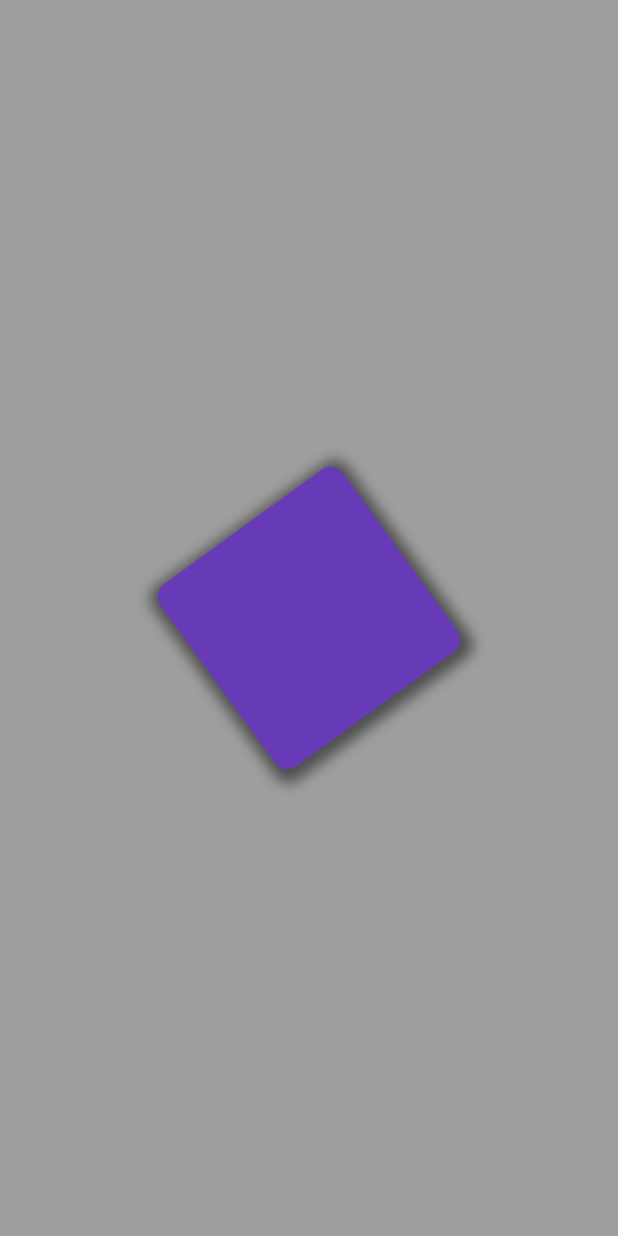
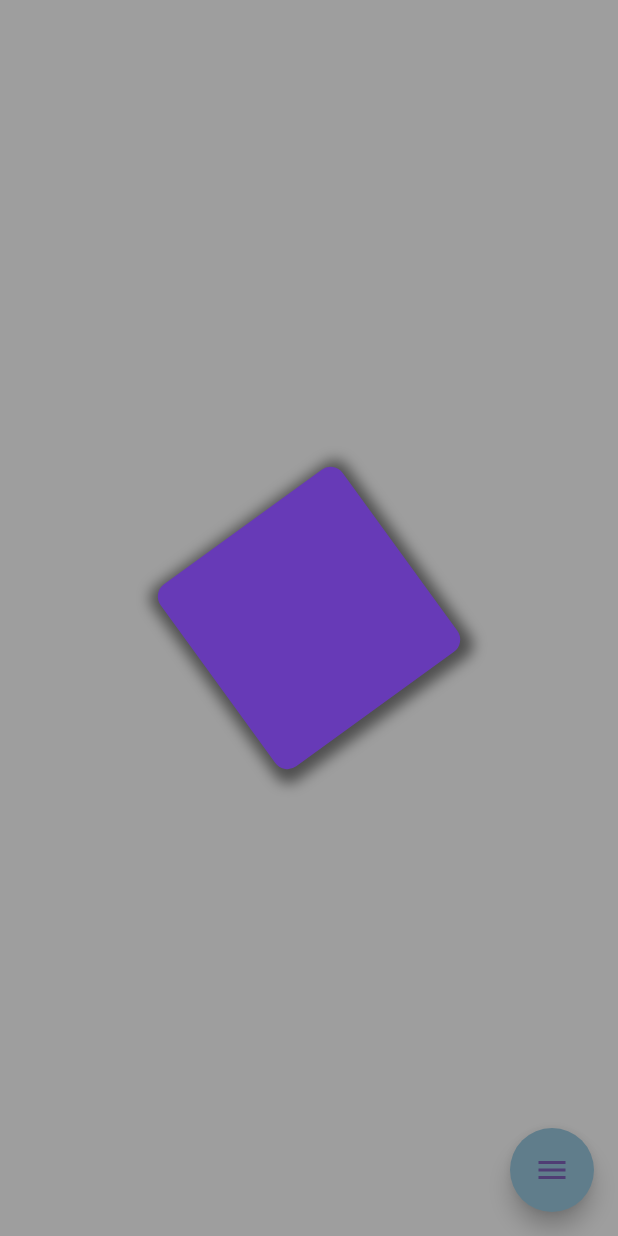
Before and after one commit to Abdul-Hannan12/rotating-box, a Flutter app: the screen it shows after launch, on a phone screen of 412 x 824 dp. Run offline on Flutter 3.47's test engine with Material 3 defaults, Android fonts, the phone set to English and light mode, and no system bars; drawn by our look-alikes of flutter_speed_dial.

Commit message:
dynamic axis

```diff
--- a/lib/main.dart
+++ b/lib/main.dart
@@ -1,5 +1,7 @@
 import 'package:flutter/material.dart';
 import 'dart:math' show pi;
+
+import 'package:flutter_speed_dial/flutter_speed_dial.dart';
 
 void main() {
   runApp(const MyApp());
@@ -34,6 +36,8 @@ class _HomePageState extends State<HomePage>
   late AnimationController _controller;
   late Animation _animation;
 
+  String axis = 'Z';
+
   @override
   void initState() {
     super.initState();
@@ -47,6 +51,25 @@ class _HomePageState extends State<HomePage>
   }
 
   @override
+  void dispose() {
+    super.dispose();
+    _controller.dispose();
+  }
+
+  Matrix4 getAxisTransform(String axis) {
+    switch (axis) {
+      case "X":
+        return Matrix4.identity()..rotateX(_animation.value);
+      case "Y":
+        return Matrix4.identity()..rotateY(_animation.value);
+      case "Z":
+        return Matrix4.identity()..rotateZ(_animation.value);
+      default:
+        return Matrix4.identity()..rotateZ(_animation.value);
+    }
+  }
+
+  @override
   Widget build(BuildContext context) {
     return Scaffold(
       backgroundColor: Colors.grey,
@@ -56,7 +79,7 @@ class _HomePageState extends State<HomePage>
           builder: (context, child) {
             return Transform(
               alignment: Alignment.center,
-              transform: Matrix4.identity()..rotateZ(_animation.value),
+              transform: getAxisTransform(axis),
               child: Container(
                 height: 150,
                 width: 150,
@@ -77,6 +100,47 @@ class _HomePageState extends State<HomePage>
           },
         ),
       ),
+      floatingActionButton: SpeedDial(
+        backgroundColor: Colors.blueGrey,
+        animatedIcon: AnimatedIcons.menu_close,
+        overlayColor: Colors.black12,
+        spaceBetweenChildren: 12,
+        children: [
+          SpeedDialChild(
+            backgroundColor: Colors.deepPurple,
+            label: 'Z Axis',
+            labelBackgroundColor: Colors.blueGrey,
+            child: const Icon(Icons.rotate_right_rounded),
+            onTap: () {
+              setState(() {
+                axis = 'Z';
+              });
+            },
+          ),
+          SpeedDialChild(
+            backgroundColor: Colors.deepPurple,
+            child: const Icon(Icons.keyboard_double_arrow_right_rounded),
+            label: 'Y Axis',
+            labelBackgroundColor: Colors.blueGrey,
+            onTap: () {
+              setState(() {
+                axis = 'Y';
+              });
+            },
+          ),
+          SpeedDialChild(
+            backgroundColor: Colors.deepPurple,
+            label: 'X Axis',
+            labelBackgroundColor: Colors.blueGrey,
+            child: const Icon(Icons.keyboard_double_arrow_down_rounded),
+            onTap: () {
+              setState(() {
+                axis = 'X';
+              });
+            },
+          ),
+        ],
+      ),
     );
   }
 }
--- a/pubspec.yaml
+++ b/pubspec.yaml
@@ -35,6 +35,7 @@ dependencies:
   # The following adds the Cupertino Icons font to your application.
   # Use with the CupertinoIcons class for iOS style icons.
   cupertino_icons: ^1.0.2
+  flutter_speed_dial: ^7.0.0
 
 dev_dependencies:
   flutter_test:
```
Also changed, not shown: pubspec.lock.
